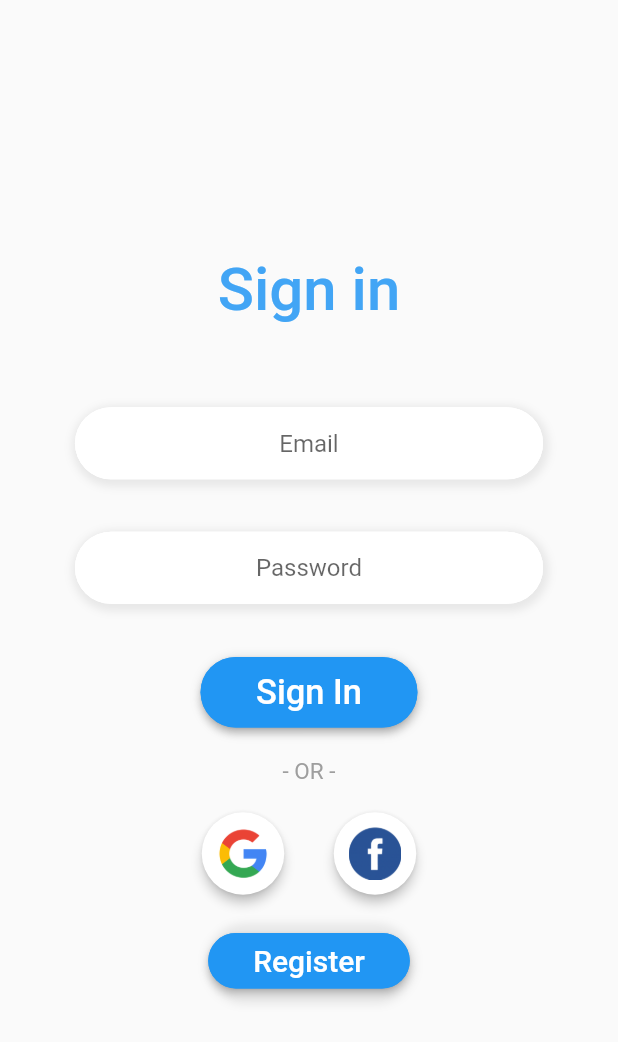
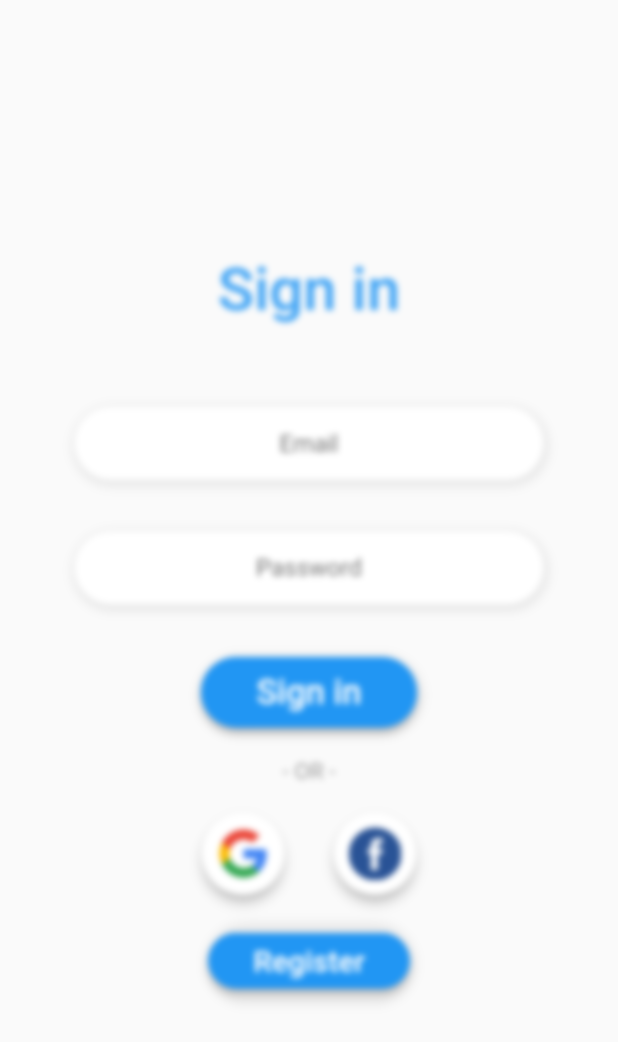
Before and after one commit to Szahu/chat_app, a Flutter app: the screen it shows after launch, after a tap on "Sign in", on a phone screen of 412 x 824 dp. Shown: the top 1042 px of the screen. Run offline on Flutter 3.47's test engine with Material 2 defaults, Android fonts, the phone set to English and light mode, and no system bars; our stand-ins replace firebase_auth, flutter_spinkit; accounts and stored records are empty.

Commit message:
added loading and alert box

```diff
--- a/lib/main.dart
+++ b/lib/main.dart
@@ -1,7 +1,8 @@
 import 'package:chat_app/screens/auth_wrapper.dart';
-import 'package:chat_app/screens/login_screen.dart';
-import 'package:chat_app/screens/register_screen.dart';
+import 'package:chat_app/screens/main_wrapper.dart';
+import 'package:chat_app/services/auth_service.dart';
 import 'package:flutter/material.dart';
+import 'package:provider/provider.dart';
 
 void main() {
   runApp(MyApp());
@@ -10,6 +11,9 @@ void main() {
 class MyApp extends StatelessWidget {
   @override
   Widget build(BuildContext context) {
-    return MaterialApp(home: Authenticate());
+    return StreamProvider<User>.value(
+      value: AuthService().getUser,
+      child: MaterialApp(home: MainWrapper()),
+    );
   }
 }
--- a/lib/screens/auth_wrapper.dart
+++ b/lib/screens/auth_wrapper.dart
@@ -8,7 +8,7 @@ class Authenticate extends StatefulWidget {
 }
 
 class _AuthenticateState extends State<Authenticate> {
-  bool showSignIn = false;
+  bool showSignIn = true;
   Widget _loginScreen;
   Widget _registerScreen;
   _AuthenticateState() {
@@ -16,12 +16,14 @@ class _AuthenticateState extends State<Authenticate> {
     _registerScreen = RegisterScreen(toggleView: toggleView);
   }
   void toggleView() {
-    /*setState(() {
+    Widget nextPage = showSignIn ? _registerScreen : _loginScreen;
+    if (showSignIn) {
       showSignIn = !showSignIn;
-    });*/
-    Widget nextPage = showSignIn ? _registerScreen : _loginScreen;
-    showSignIn = !showSignIn;
-    Navigator.of(context).push(_createRoute(nextPage, showSignIn));
+      Navigator.of(context).push(_createRoute(nextPage, showSignIn));
+    } else {
+      showSignIn = !showSignIn;
+      Navigator.of(context).pop();
+    }
   }
 
   Route _createRoute(Widget nextPage, bool up) {
--- a/lib/screens/login_screen.dart
+++ b/lib/screens/login_screen.dart
@@ -1,6 +1,9 @@
+import 'dart:ui';
+
 import 'package:chat_app/Utils/constants.dart';
 import 'package:chat_app/screens/register_screen.dart';
 import 'package:chat_app/services/auth_service.dart';
+import 'package:flutter/cupertino.dart';
 import 'package:flutter/material.dart';
 import 'package:chat_app/Utils/utils.dart';
 
@@ -15,7 +18,8 @@ class _LoginScreenState extends State<LoginScreen> {
   String _inputEmail;
   String _inputPassword;
   final _formKey = GlobalKey<FormState>();
-
+  bool _applyBlur = false;
+  bool _loading = false;
   @override
   Widget build(BuildContext context) {
     Widget _buildTitleText() {
@@ -32,6 +36,7 @@ class _LoginScreenState extends State<LoginScreen> {
 
     Widget _buildEmailInputField() {
       return Container(
+        margin: EdgeInsets.symmetric(horizontal: 6.0),
         decoration: textInputBoxDecoration,
         child: TextFormField(
           onChanged: (value) => _inputEmail = value.trimRight(),
@@ -44,12 +49,36 @@ class _LoginScreenState extends State<LoginScreen> {
     Widget _buildPasswordInputField() {
       return Container(
         decoration: textInputBoxDecoration,
+        margin: EdgeInsets.symmetric(horizontal: 6.0),
         child: TextFormField(
           onChanged: (value) => _inputPassword = value.trimRight(),
           textAlign: TextAlign.center,
           obscureText: true,
           decoration: textInputDecoration.copyWith(hintText: 'Password'),
         ),
+      );
+    }
+
+    Future<void> _showDialogBox(String dialogText) async {
+      setState(() {
+        _applyBlur = true;
+      });
+      return showDialog<void>(
+        context: context,
+        builder: (BuildContext context) {
+          return AlertDialog(
+            title: Text('Error!'),
+            content: Text(dialogText),
+            actions: <Widget>[
+              FlatButton(
+                  onPressed: () {
+                    Navigator.of(context).pop();
+                    _applyBlur = false;
+                  },
+                  child: Text('Okay'))
+            ],
+          );
+        },
       );
     }
 
@@ -62,43 +91,58 @@ class _LoginScreenState extends State<LoginScreen> {
               side: BorderSide(color: Colors.blue, width: 3.0),
             ),
             child: Text(
-              'Sign In',
+              'Sign in',
               style: TextStyle(fontSize: 23.0, color: Colors.white),
             ),
             padding: EdgeInsets.symmetric(horizontal: 37.0, vertical: 10.0),
             color: Colors.blue,
             onPressed: () async {
+              FocusScope.of(context).unfocus();
+              setState(() {
+                _loading = true;
+                _applyBlur = true;
+              });
               if (_inputEmail != null && _inputPassword != null) {
                 dynamic result = await AuthService()
                     .signInWithEmailAndPassword(_inputEmail, _inputPassword);
+
                 switch (result) {
                   case 1:
                     {
                       print('invalid email');
+                      _showDialogBox('invalid email');
                     }
                     break;
                   case 2:
                     {
                       print('invalid password');
+                      _showDialogBox('invalid password');
                     }
                     break;
                   case 3:
                     {
                       print('user not found');
+                      _showDialogBox('user not found');
                     }
                     break;
                   case 4:
                     {
                       print('too many requesst');
+                      _showDialogBox('too many requesst');
                     }
                     break;
                   default:
                     {
-                      print('somehing went wrong : )');
+                      print('somehing went wrong');
+                      _showDialogBox('somehing went wrong');
                     }
                     break;
                 }
               }
+              setState(() {
+                _loading = false;
+                _applyBlur = false;
+              });
             }),
       );
     }
@@ -159,9 +203,28 @@ class _LoginScreenState extends State<LoginScreen> {
       );
     }
 
+    Widget _blurFilter() {
+      return !_applyBlur
+          ? Container()
+          : BackdropFilter(
+              filter: ImageFilter.blur(
+                sigmaX: 2,
+                sigmaY: 2,
+              ),
+              child: Container(
+                color: Colors.black.withOpacity(0),
+              ),
+            );
+    }
+
+    Widget _buildLoadingIcon() {
+      return _loading ? Loading() : Container();
+    }
+
     return Scaffold(
-      body: Container(
-        padding: EdgeInsets.symmetric(horizontal: 50.0),
+      body: Stack(children: <Widget>[
+        Container(
+          padding: EdgeInsets.symmetric(horizontal: 44.0),
           child: Form(
             key: _formKey,
             child: Container(
@@ -186,6 +249,12 @@ class _LoginScreenState extends State<LoginScreen> {
                     _buildLogInIcons(),
                     SizedBox(height: 20.0),
                     _buildRegisterButton(),
+                    BackdropFilter(
+                      filter: ImageFilter.blur(sigmaX: 2, sigmaY: 2),
+                      child: Container(
+                        color: Colors.black.withOpacity(0.0),
+                      ),
+                    ),
                     SizedBox(height: 20.0),
                   ],
                 ),
@@ -193,6 +262,9 @@ class _LoginScreenState extends State<LoginScreen> {
             ),
           ),
         ),
+        _blurFilter(),
+        _buildLoadingIcon(),
+      ]),
     );
   }
 }
--- /dev/null
+++ b/lib/screens/main_wrapper.dart
@@ -0,0 +1,19 @@
+import 'package:chat_app/screens/auth_wrapper.dart';
+import 'package:chat_app/screens/home.dart';
+import 'package:chat_app/services/auth_service.dart';
+import 'package:flutter/material.dart';
+import 'package:provider/provider.dart';
+
+class MainWrapper extends StatelessWidget {
+  @override
+  Widget build(BuildContext context) {
+    final user = Provider.of<User>(context);
+
+    if (user == null) {
+      return Authenticate();
+    } else {
+      print(user.uid);
+      return Home();
+    }
+  }
+}
--- a/lib/screens/register_screen.dart
+++ b/lib/screens/register_screen.dart
@@ -34,6 +34,7 @@ class _RegisterScreenState extends State<RegisterScreen> {
     Widget _buildEmailInputField() {
       return Container(
         decoration: textInputBoxDecoration,
+        margin: EdgeInsets.symmetric(horizontal: 6.0),
         child: TextFormField(
           onChanged: (value) => _inputEmail = value.trimRight(),
           textAlign: TextAlign.center,
@@ -45,6 +46,7 @@ class _RegisterScreenState extends State<RegisterScreen> {
     Widget _buildPasswordInputField() {
       return Container(
         decoration: textInputBoxDecoration,
+        margin: EdgeInsets.symmetric(horizontal: 6.0),
         child: TextFormField(
           onChanged: (value) => _inputPassword = value.trimRight(),
           textAlign: TextAlign.center,
@@ -57,6 +59,7 @@ class _RegisterScreenState extends State<RegisterScreen> {
     Widget _buildPasswordRepeatInputField() {
       return Container(
         decoration: textInputBoxDecoration,
+        margin: EdgeInsets.symmetric(horizontal: 6.0),
         child: TextFormField(
           onChanged: (value) => _inputPasswordConfrim = value.trimRight(),
           textAlign: TextAlign.center,
@@ -157,7 +160,7 @@ class _RegisterScreenState extends State<RegisterScreen> {
 
     return Scaffold(
       body: Container(
-        padding: EdgeInsets.symmetric(horizontal: 50.0),
+        padding: EdgeInsets.symmetric(horizontal: 44.0),
         child: Form(
           key: _formKey,
           child: Container(
--- a/lib/services/auth_service.dart
+++ b/lib/services/auth_service.dart
@@ -9,11 +9,15 @@ class User {
 class AuthService {
   static final AuthService _instance = AuthService._internal();
   final FirebaseAuth _auth = FirebaseAuth.instance;
-
+  User loggedUser;
   AuthService._internal();
 
   factory AuthService() {
     return _instance;
+  }
+
+  Stream<User> get getUser {
+    return _auth.onAuthStateChanged.map(_userFromFirebaseUser);
   }
 
   User _userFromFirebaseUser(FirebaseUser user) {
@@ -68,6 +72,7 @@ class AuthService {
       AuthResult result = await _auth.signInWithEmailAndPassword(
           email: email, password: password);
       FirebaseUser user = result.user;
+      loggedUser = _userFromFirebaseUser(user);
       return _userFromFirebaseUser(user);
     } catch (e) {
       print(e.toString());
@@ -75,6 +80,15 @@ class AuthService {
     }
   }
 
+  Future signOut() async {
+    try {
+      return await _auth.signOut();
+    } catch (e) {
+      print(e.toString());
+      return null;
+    }
+  }
+
   // TODO add loging in with google
 
   // TODO add loging in with facebook
--- a/pubspec.yaml
+++ b/pubspec.yaml
@@ -24,6 +24,8 @@ dependencies:
   flutter:
     sdk: flutter
   firebase_auth: ^0.16.1
+  provider: ^4.3.1
+  flutter_spinkit: ^4.1.2+1
 
 
   # The following adds the Cupertino Icons font to your application.
```
Also changed, not shown: lib/Utils/utils.dart (+13 -0 lines), lib/screens/home.dart (added, +71 -0 lines), pubspec.lock. Lines whose indentation alone changed are shown as unchanged.
